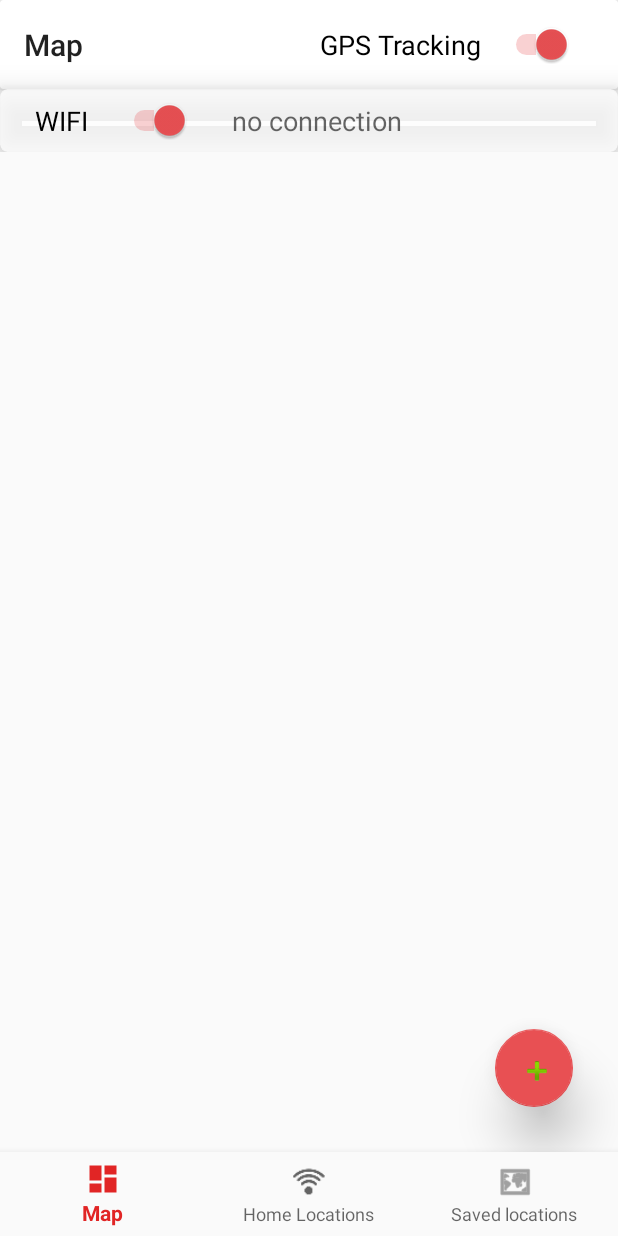
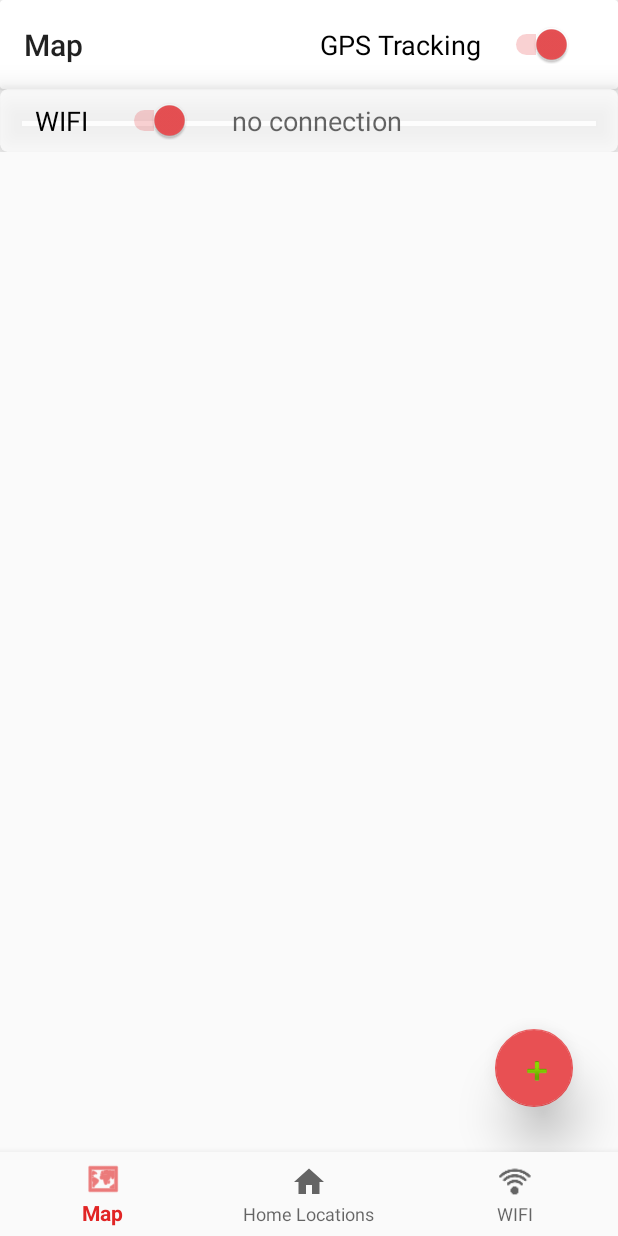
Before and after one commit to Zerberuss/MobileChill, an Android app: the screen it shows after launch (MainActivity), on a phone screen of 412 x 824 dp. Run offline under Robolectric (Android 15) with nearby library versions, the phone set to English and light mode, and no system bars; our stand-ins replace Room's generated code.

Commit message:
changed icons

```diff
--- a/app/src/main/res/menu/navigation.xml
+++ b/app/src/main/res/menu/navigation.xml
@@ -3,17 +3,17 @@
 
     <item
         android:id="@+id/navigation_dashboard"
-        android:icon="@drawable/ic_dashboard_black_24dp"
+        android:icon="@android:drawable/ic_menu_mapmode"
         android:title="@string/title_dashboard" />
 
     <item
         android:id="@+id/navigation_home"
-        android:icon="@mipmap/ic_preference_wifi_grey"
+        android:icon="@drawable/ic_home_black_24dp"
         android:title="@string/title_activity_main" />
 
     <item
         android:id="@+id/navigation_notifications"
-        android:icon="@android:drawable/ic_menu_mapmode"
-        android:title="@string/title_HomeLocations" />
+        android:icon="@mipmap/ic_preference_wifi_grey"
+        android:title="@string/title_HomeLocation" />
 
 </menu>
--- a/app/src/main/res/values/strings.xml
+++ b/app/src/main/res/values/strings.xml
@@ -4,5 +4,4 @@
     <string name="title_activity_main">Home Locations</string>
     <string name="title_dashboard">Map</string>
     <string name="title_HomeLocation">WIFI</string>
-    <string name="title_HomeLocations">Saved locations</string>
 </resources>
```
